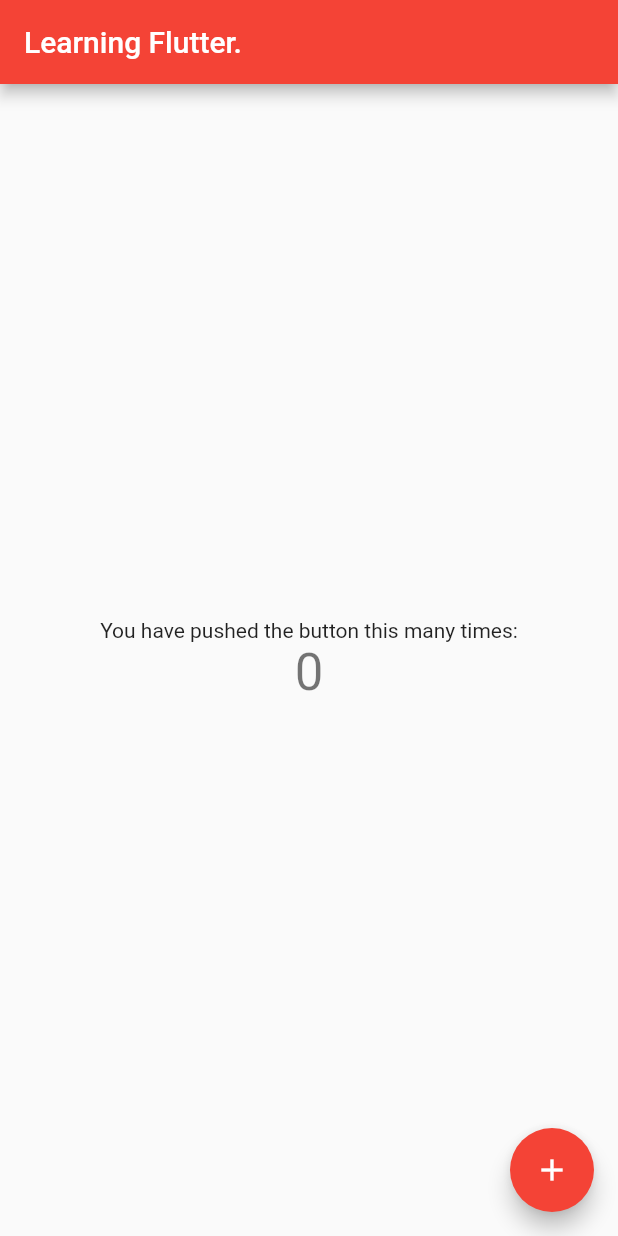
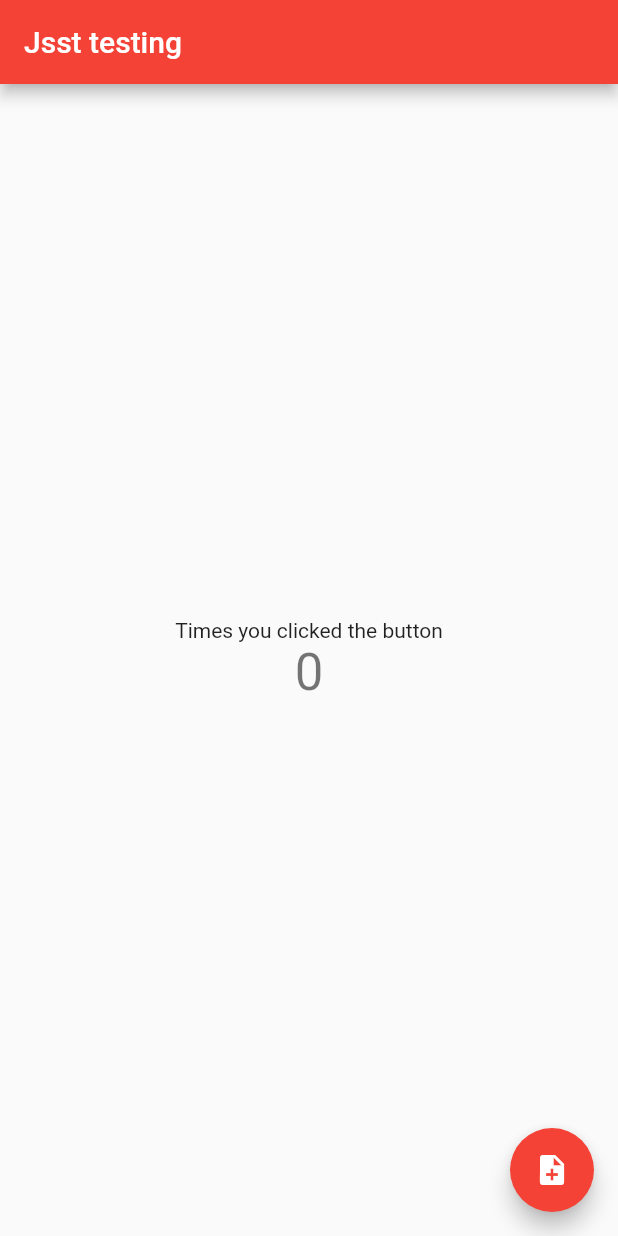
Before and after one commit to BlackIQ/learnflutter, a Flutter app: the screen it shows after launch, on a phone screen of 412 x 824 dp. Run offline on Flutter 3.47's test engine with Material 2 defaults, Android fonts, the phone set to English and light mode, and no system bars.

Commit message:
Remove comments

```diff
--- a/lib/main.dart
+++ b/lib/main.dart
@@ -9,35 +9,17 @@
   @override
   Widget build(BuildContext context) {
     return MaterialApp(
-      title: 'Flutter Demo',
+      title: 'Learn me',
       theme: ThemeData(
-        // This is the theme of your application.
-        //
-        // Try running your application with "flutter run". You'll see the
-        // application has a blue toolbar. Then, without quitting the app, try
-        // changing the primarySwatch below to Colors.green and then invoke
-        // "hot reload" (press "r" in the console where you ran "flutter run",
-        // or simply save your changes to "hot reload" in a Flutter IDE).
-        // Notice that the counter didn't reset back to zero; the application
-        // is not restarted.
         primarySwatch: Colors.red,
       ),
-      home: MyHomePage(title: 'Learning Flutter.'),
+      home: MyHomePage(title: 'Jsst testing'),
     );
   }
 }
 
 class MyHomePage extends StatefulWidget {
   MyHomePage({Key? key, required this.title}) : super(key: key);
-
-  // This widget is the home page of your application. It is stateful, meaning
-  // that it has a State object (defined below) that contains fields that affect
-  // how it looks.
-
-  // This class is the configuration for the state. It holds the values (in this
-  // case the title) provided by the parent (in this case the App widget) and
-  // used by the build method of the State. Fields in a Widget subclass are
-  // always marked "final".
 
   final String title;
 
@@ -50,51 +32,22 @@
 
   void _incrementCounter() {
     setState(() {
-      // This call to setState tells the Flutter framework that something has
-      // changed in this State, which causes it to rerun the build method below
-      // so that the display can reflect the updated values. If we changed
-      // _counter without calling setState(), then the build method would not be
-      // called again, and so nothing would appear to happen.
       _counter++;
     });
   }
 
   @override
   Widget build(BuildContext context) {
-    // This method is rerun every time setState is called, for instance as done
-    // by the _incrementCounter method above.
-    //
-    // The Flutter framework has been optimized to make rerunning build methods
-    // fast, so that you can just rebuild anything that needs updating rather
-    // than having to individually change instances of widgets.
     return Scaffold(
       appBar: AppBar(
-        // Here we take the value from the MyHomePage object that was created by
-        // the App.build method, and use it to set our appbar title.
         title: Text(widget.title),
       ),
       body: Center(
-        // Center is a layout widget. It takes a single child and positions it
-        // in the middle of the parent.
         child: Column(
-          // Column is also a layout widget. It takes a list of children and
-          // arranges them vertically. By default, it sizes itself to fit its
-          // children horizontally, and tries to be as tall as its parent.
-          //
-          // Invoke "debug painting" (press "p" in the console, choose the
-          // "Toggle Debug Paint" action from the Flutter Inspector in Android
-          // Studio, or the "Toggle Debug Paint" command in Visual Studio Code)
-          // to see the wireframe for each widget.
-          //
-          // Column has various properties to control how it sizes itself and
-          // how it positions its children. Here we use mainAxisAlignment to
-          // center the children vertically; the main axis here is the vertical
-          // axis because Columns are vertical (the cross axis would be
-          // horizontal).
           mainAxisAlignment: MainAxisAlignment.center,
           children: <Widget>[
             Text(
-              'You have pushed the button this many times:',
+              'Times you clicked the button',
             ),
             Text(
               '$_counter',
@@ -106,7 +59,7 @@
       floatingActionButton: FloatingActionButton(
         onPressed: _incrementCounter,
         tooltip: 'Increment',
-        child: Icon(Icons.add),
+        child: Icon(Icons.note_add),
       ), // This trailing comma makes auto-formatting nicer for build methods.
     );
   }
```
